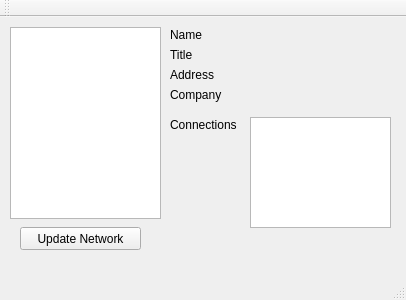
Above: NetworkyGUI/networkwindow.ui from AbdulazizAlaa/turbo-connections before the change. Below: the same form after it.
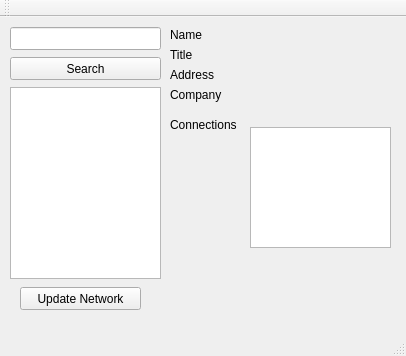
That is the form after the change.

Commit message: adding gui search functionality

```diff
--- a/NetworkyGUI/networkwindow.ui
+++ b/NetworkyGUI/networkwindow.ui
@@ -7,7 +7,7 @@
     <x>0</x>
     <y>0</y>
     <width>406</width>
-    <height>300</height>
+    <height>356</height>
    </rect>
   </property>
   <property name="windowTitle">
@@ -18,7 +18,7 @@
     <property name="geometry">
      <rect>
       <x>20</x>
-      <y>210</y>
+      <y>270</y>
       <width>121</width>
       <height>23</height>
      </rect>
@@ -31,7 +31,7 @@
     <property name="geometry">
      <rect>
       <x>10</x>
-      <y>10</y>
+      <y>70</y>
       <width>151</width>
       <height>192</height>
      </rect>
@@ -158,12 +158,35 @@
     <property name="geometry">
      <rect>
       <x>250</x>
-      <y>100</y>
+      <y>110</y>
       <width>141</width>
-      <height>111</height>
+      <height>121</height>
      </rect>
     </property>
    </widget>
+   <widget class="QLineEdit" name="name_searchLE">
+    <property name="geometry">
+     <rect>
+      <x>10</x>
+      <y>10</y>
+      <width>151</width>
+      <height>23</height>
+     </rect>
+    </property>
+   </widget>
+   <widget class="QPushButton" name="name_searchB">
+    <property name="geometry">
+     <rect>
+      <x>10</x>
+      <y>40</y>
+      <width>151</width>
+      <height>23</height>
+     </rect>
+    </property>
+    <property name="text">
+     <string>Search</string>
+    </property>
+   </widget>
   </widget>
   <widget class="QMenuBar" name="menuBar">
    <property name="geometry">
```
The commit also changes 7 other files.
